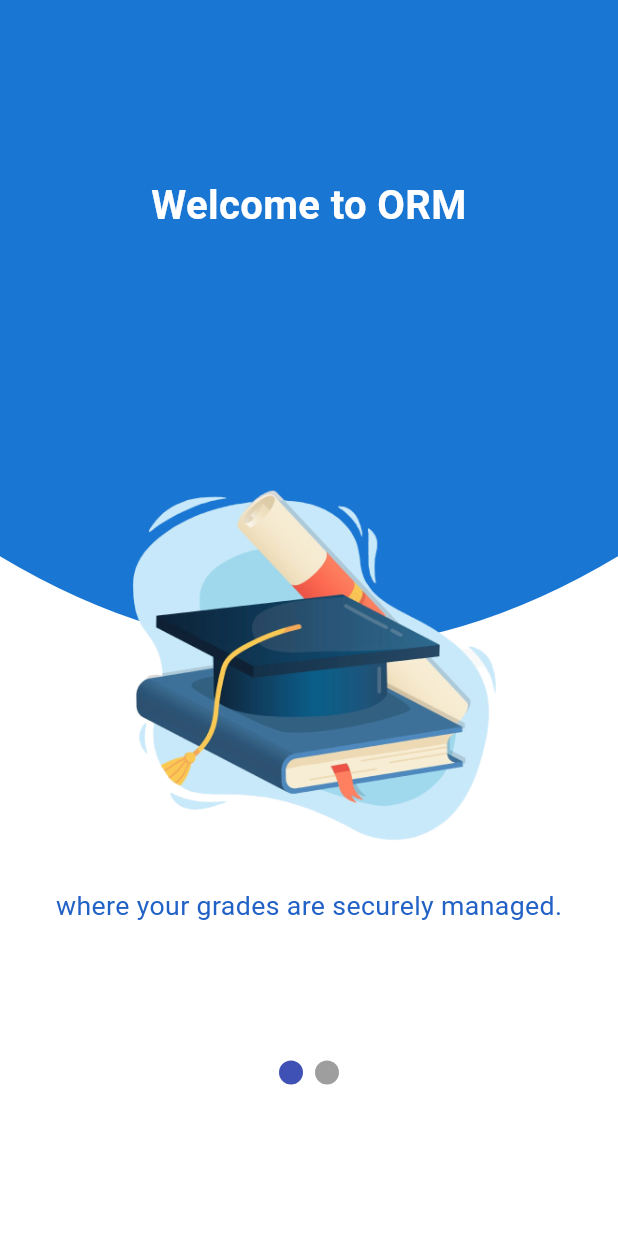
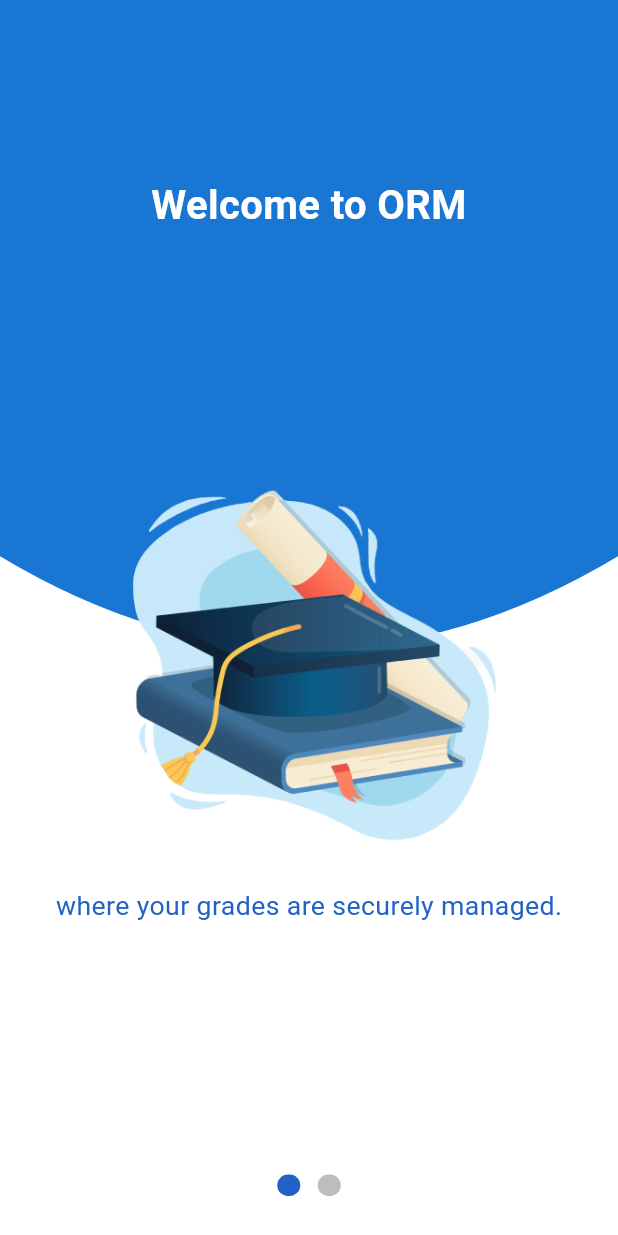
Before and after one commit to ganna-ahmed/project, a Flutter app: the screen it shows after launch, on a phone screen of 412 x 824 dp. Run offline on Flutter 3.47's test engine with Material 3 defaults, Android fonts, the phone set to English and light mode, and no system bars; drawn by our look-alikes of smooth_page_indicator; our stand-ins replace bloc, curved_navigation_bar, flutter_bloc, flutter_screenutil, font_awesome_flutter, go_router and 4 more; missing offline and left inert: flutter_downloader; project files that could hold a hidden picture were left out.

Commit message:
intro updated

```diff
--- a/lib/core/utils/app_router.dart
+++ b/lib/core/utils/app_router.dart
@@ -1,6 +1,7 @@
 import 'package:go_router/go_router.dart';
 import 'package:project/features/Main/presentation/view/main_screen.dart';
 import 'package:project/features/auth/presentation/view/login_page.dart';
+import 'package:project/features/create_bubble_sheet/presentation/views/bubble_sheet_page.dart';
 import 'package:project/features/home/presentation/views/home_view.dart';
 import 'package:project/features/intro/presentation/views/intro.dart';
 import 'package:project/features/question/presentation/views/add_last_question.dart';
@@ -63,7 +64,7 @@ abstract class AppRouter {
       // ),
       GoRoute(
         path: kBubbleShett,
-        builder: (context, state) => BubbleSheetForm(),
+        builder: (context, state) => const BubbleSheetPage(),
       ),
       GoRoute(
         path: kOnBoarding,
--- a/lib/features/auth/presentation/view/login_page.dart
+++ b/lib/features/auth/presentation/view/login_page.dart
@@ -92,9 +92,9 @@ class _LoginScreenState extends State<LoginScreen> {
                       CustomButton(
                         text: LoginTexts.loginButtonText,
                         onPressed: () async {
-                          //GoRouter.of(context).push(AppRouter.kMainScreen);
-                          BlocProvider.of<LoginCubit>(context)
-                              .loginUser(id: id!, password: password!);
+                          GoRouter.of(context).push(AppRouter.kMainScreen);
+                          // BlocProvider.of<LoginCubit>(context)
+                          //     .loginUser(id: id!, password: password!);
                         },
                       ),
                     ],
--- a/lib/features/create_bubble_sheet/presentation/views/bubble_sheet_page.dart
+++ b/lib/features/create_bubble_sheet/presentation/views/bubble_sheet_page.dart
@@ -11,6 +11,8 @@ import 'package:quickalert/models/quickalert_type.dart';
 import 'package:quickalert/widgets/quickalert_dialog.dart';
 
 class BubbleSheetPage extends StatefulWidget {
+  const BubbleSheetPage({super.key});
+
   @override
   State<BubbleSheetPage> createState() => _BubbleSheetPageState();
 }
--- a/lib/features/intro/presentation/views/intro.dart
+++ b/lib/features/intro/presentation/views/intro.dart
@@ -1,31 +1,64 @@
 import 'package:flutter/cupertino.dart';
 import 'package:flutter/material.dart';
-import 'package:flutter_onboarding_slider/flutter_onboarding_slider.dart';
-import 'package:flutter_screenutil/flutter_screenutil.dart'; // تأكد من استيراد الحزمة
+import 'package:flutter_screenutil/flutter_screenutil.dart';
+import 'package:go_router/go_router.dart';
 import 'package:project/core/constants/colors.dart';
+import 'package:project/core/utils/app_router.dart';
 import 'package:project/features/intro/presentation/views/widgets/welcom_view.dart';
 import 'package:smooth_page_indicator/smooth_page_indicator.dart';
 
-class OnBoarding extends StatelessWidget {
-  OnBoarding({super.key});
-  PageController _controller = PageController();
+import 'widgets/welcome2_view.dart';
+
+class OnBoarding extends StatefulWidget {
+  const OnBoarding({super.key});
+
+  @override
+  State<OnBoarding> createState() => _OnBoardingState();
+}
+
+class _OnBoardingState extends State<OnBoarding> {
+  final PageController _controller = PageController();
+  int currentPage = 0;
+
   @override
   Widget build(BuildContext context) {
     return Scaffold(
-      body: Stack(children: [
+      body: Stack(
+        children: [
           PageView(
             controller: _controller,
+            onPageChanged: (index) {
+              setState(() {
+                currentPage = index;
+              });
+            },
             children: [
               const WelcomeScreen(),
-            Container(
-              color: AppColors.ceruleanBlue,
+              FAQScreen(),
+            ],
+          ),
+          Positioned(
+            bottom: 30.h,
+            left: 0,
+            right: 0,
+            child: Column(
+              children: [
+                SmoothPageIndicator(
+                  controller: _controller,
+                  count: 2,
+                  effect: WormEffect(
+                    dotHeight: 16.h,
+                    dotWidth: 16.w,
+                    spacing: 12.w,
+                    activeDotColor: AppColors.ceruleanBlue,
+                    dotColor: Colors.grey.shade400,
+                  ),
                 ),
               ],
             ),
-        Container(
-            alignment: Alignment(0, 0.75),
-            child: SmoothPageIndicator(controller: _controller, count: 2))
-      ]),
+          ),
+        ],
+      ),
     );
   }
 }
```
Lines whose indentation alone changed are shown as unchanged.
